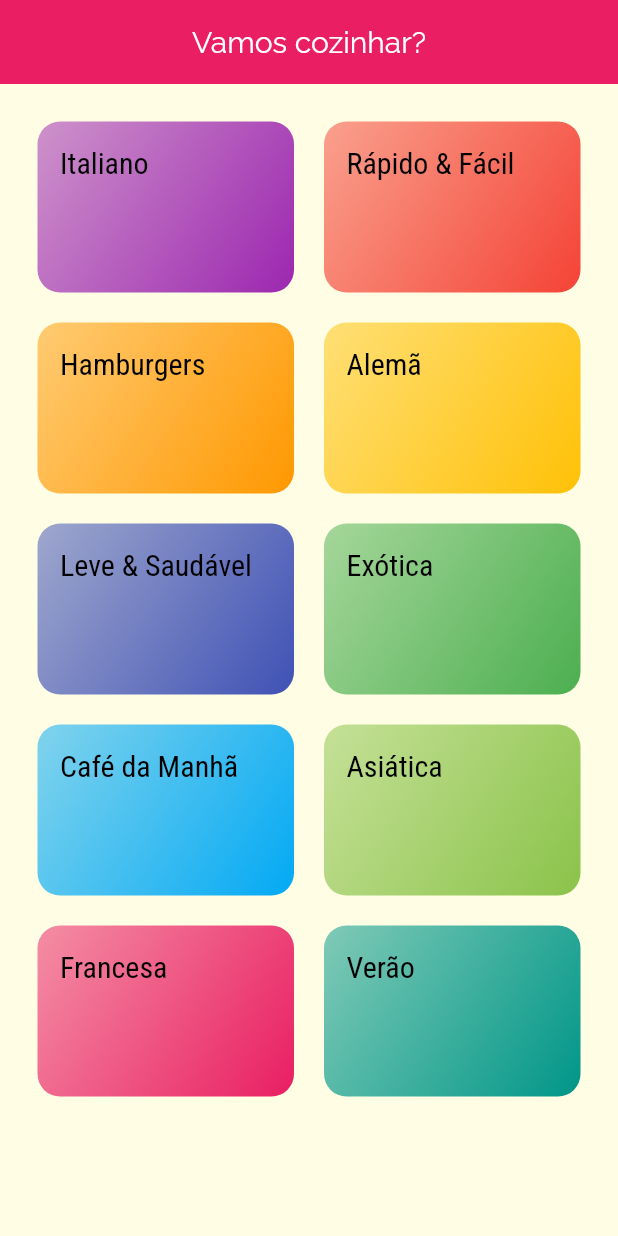
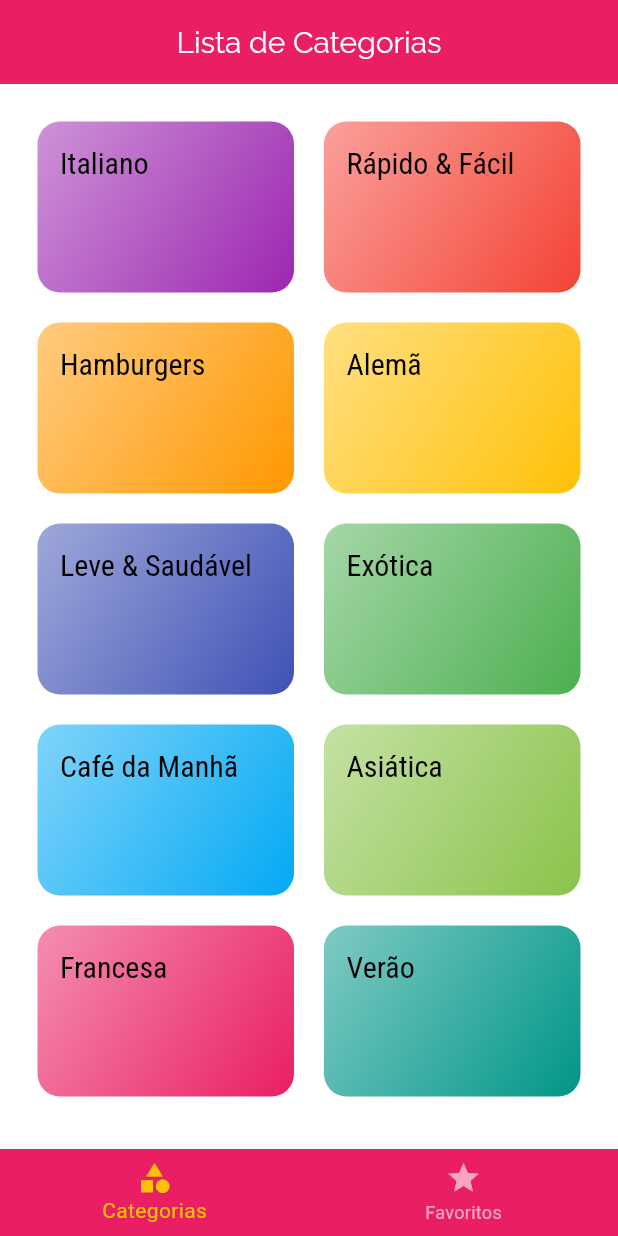
Before and after one commit to frberti/Deals, a Flutter app: the screen it shows after launch, on a phone screen of 412 x 824 dp. Run offline on Flutter 3.47's test engine with Material 3 defaults, Android fonts, the phone set to English and light mode, and no system bars.

Commit message:
Inserindo e configurando o BottomNavigationBar no novo compomente stateful TabsScreen e o definindo como a home do app, criando componente FavoriteScreen.

```diff
--- a/lib/main.dart
+++ b/lib/main.dart
@@ -1,7 +1,7 @@
 import 'package:flutter/material.dart';
 import 'package:meals/screens/categories_meals_screen.dart';
-import 'package:meals/screens/categories_screen.dart';
 import 'package:meals/screens/meal_detail_screen.dart';
+import 'package:meals/screens/tabs_screen.dart';
 import 'package:meals/utils/app_routes.dart';
 
 void main() => runApp(const MyApp());
@@ -37,7 +37,7 @@ class MyApp extends StatelessWidget {
         ),
       ),
       routes: {
-        AppRoutes.HOME : (context) => const CategoriesScreen(),
+        AppRoutes.HOME : (context) => const TabsScreen(),
         AppRoutes.CATEGORIES_MEALS : (context) => CategoriesMealsScreen(),
         AppRoutes.MEAL_DETAIL : (context) => MealDetailScreen(),
       },
--- a/lib/screens/categories_screen.dart
+++ b/lib/screens/categories_screen.dart
@@ -7,13 +7,7 @@ class CategoriesScreen extends StatelessWidget {
 
   @override
   Widget build(BuildContext context) {
-    return Scaffold(
-      appBar: AppBar(
-        title: const Text('Vamos cozinhar?'),
-      ),
-      body: Container(
-        color: Theme.of(context).canvasColor,
-        child: GridView(
+    return GridView(
       padding: const EdgeInsets.all(25),
       gridDelegate: const SliverGridDelegateWithMaxCrossAxisExtent(
         maxCrossAxisExtent: 200,
@@ -24,8 +18,6 @@ class CategoriesScreen extends StatelessWidget {
       children: dummyCategories.map((cat) {
         return CategoryItem(category: cat);
       }).toList(),
-        ),
-      ),
     );
   }
 }
--- /dev/null
+++ b/lib/screens/favorite_screen.dart
@@ -0,0 +1,12 @@
+import 'package:flutter/material.dart';
+
+class FavoriteScreen extends StatelessWidget {
+  const FavoriteScreen({super.key});
+
+  @override
+  Widget build(BuildContext context) {
+    return const Center(
+      child: Text('Vamos Cozinhar?'),
+    );
+  }
+}
--- /dev/null
+++ b/lib/screens/tabs_screen.dart
@@ -0,0 +1,51 @@
+import 'package:flutter/material.dart';
+import 'package:meals/screens/categories_screen.dart';
+import 'package:meals/screens/favorite_screen.dart';
+
+class TabsScreen extends StatefulWidget {
+  const TabsScreen({super.key});
+
+  @override
+  State<TabsScreen> createState() => _TabsScreenState();
+}
+
+class _TabsScreenState extends State<TabsScreen> {
+  int _selectedScreenIndex = 0;
+  final List<Map<String, Object>> _screens = const [
+    {'title': 'Lista de Categorias', 'screen': CategoriesScreen()},
+    {'title': 'Lista de Categorias', 'screen': FavoriteScreen()}
+  ];
+
+  _selectScreen(int index) {
+    setState(() {
+      _selectedScreenIndex = index;
+    });
+  }
+
+  @override
+  Widget build(BuildContext context) {
+    return Scaffold(
+      appBar: AppBar(
+        title: Text(_screens[_selectedScreenIndex]['title'] as String),
+      ),
+      body: _screens[_selectedScreenIndex]['screen'] as Widget,
+      bottomNavigationBar: BottomNavigationBar(
+        onTap: _selectScreen,
+        backgroundColor: Theme.of(context).primaryColor,
+        selectedItemColor: Theme.of(context).colorScheme.secondary,
+        unselectedItemColor: Colors.white60,
+        currentIndex: _selectedScreenIndex,
+        items: const [
+          BottomNavigationBarItem(
+            icon: Icon(Icons.category),
+            label: 'Categorias',
+          ),
+          BottomNavigationBarItem(
+            icon: Icon(Icons.star),
+            label: 'Favoritos',
+          ),
+        ],
+      ),
+    );
+  }
+}
```
Lines whose indentation alone changed are shown as unchanged.
